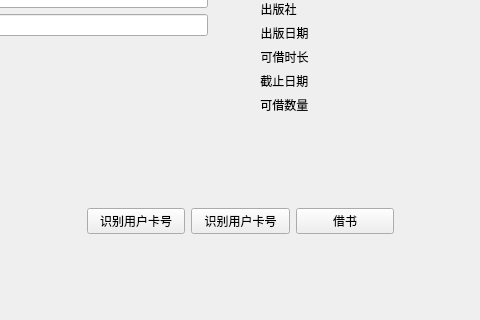
Above: lab5/Library/pages/borrow.ui from MiChuan/RFID before the change; both pictures show x 253 to 733 and y 264 to 584 of the 1036 by 584 pixel window. Below: the same form after it.
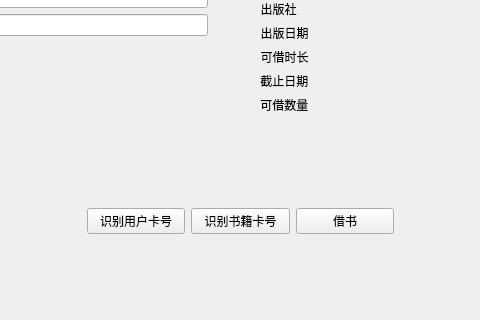
That is the form after the change.

```diff
--- a/lab5/Library/pages/borrow.ui
+++ b/lab5/Library/pages/borrow.ui
@@ -159,7 +159,7 @@
     <item>
      <widget class="QPushButton" name="getbookId">
       <property name="text">
-       <string>识别用户卡号</string>
+       <string>识别书籍卡号</string>
       </property>
      </widget>
     </item>
```
